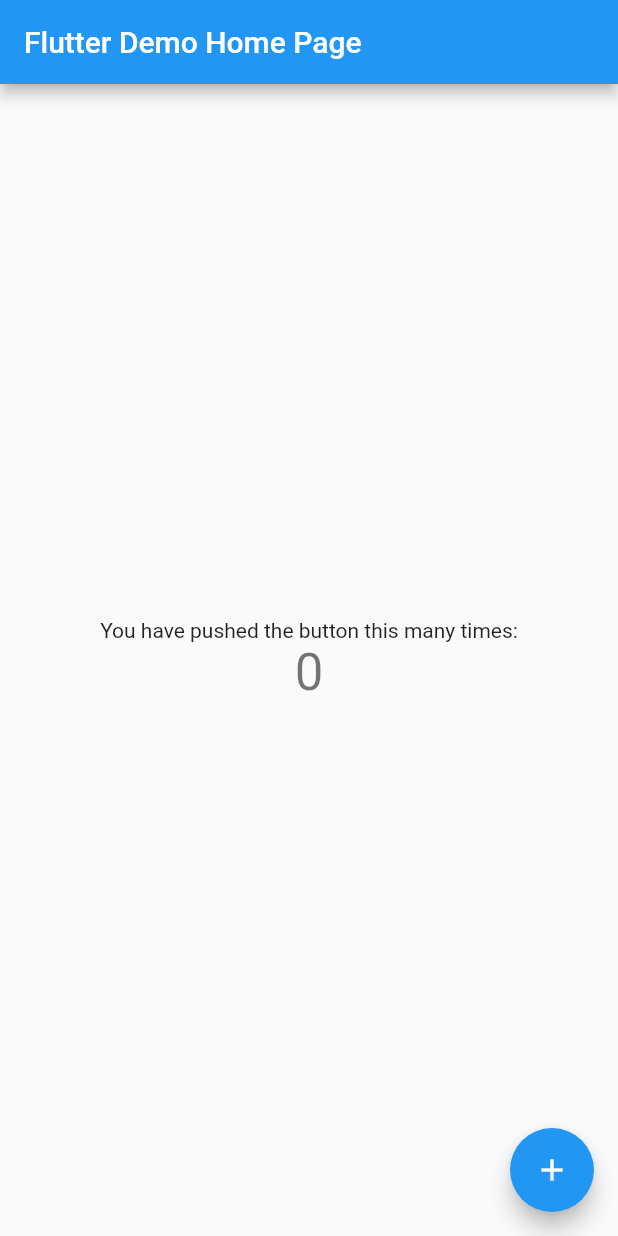
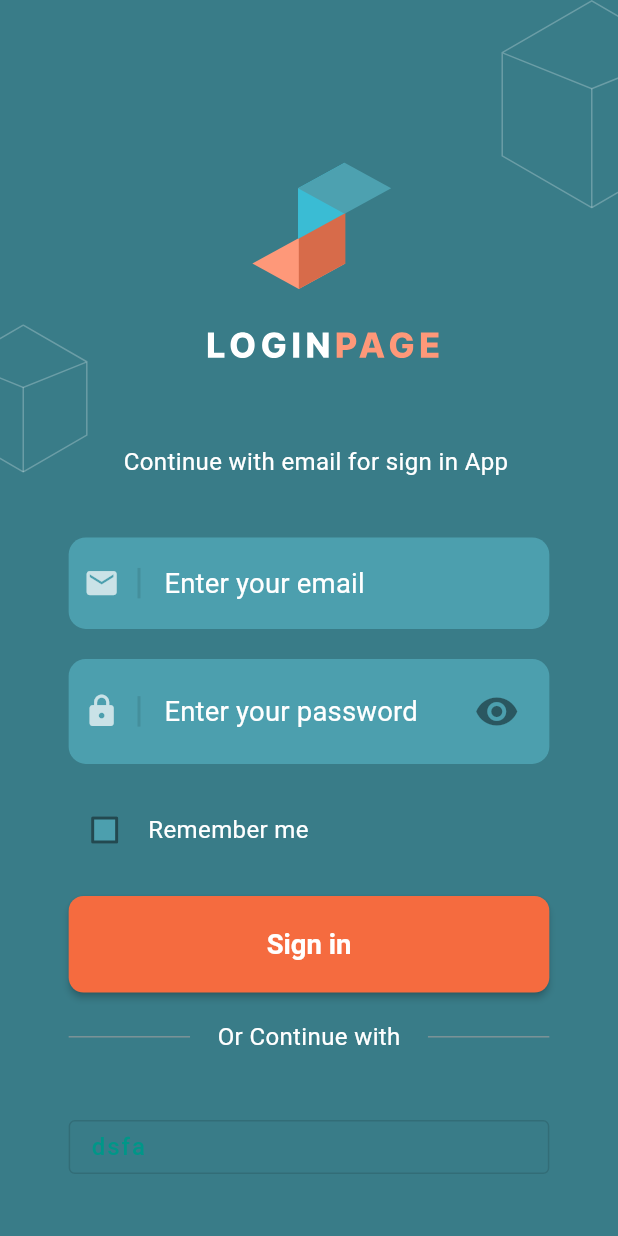
Before and after one commit to ZainNaqvi/Youtube-Comment-Box-Clon, a Flutter app: the screen it shows after launch, on a phone screen of 412 x 824 dp. Run offline on Flutter 3.47's test engine with Material 2 defaults, Android fonts, the phone set to English and light mode, and no system bars; our stand-ins replace flutter_screenutil, flutter_svg.

Commit message:
login page

```diff
--- a/lib/main.dart
+++ b/lib/main.dart
@@ -1,4 +1,6 @@
+import 'package:firebase_flutter_project/screens/login.dart';
 import 'package:flutter/material.dart';
+import 'package:flutter_screenutil/flutter_screenutil.dart';
 
 void main() {
   runApp(const MyApp());
@@ -7,109 +9,28 @@
 class MyApp extends StatelessWidget {
   const MyApp({Key? key}) : super(key: key);
 
-  // This widget is the root of your application.
   @override
   Widget build(BuildContext context) {
-    return MaterialApp(
-      title: 'Flutter Demo',
-      theme: ThemeData(
-        // This is the theme of your application.
-        //
-        // Try running your application with "flutter run". You'll see the
-        // application has a blue toolbar. Then, without quitting the app, try
-        // changing the primarySwatch below to Colors.green and then invoke
-        // "hot reload" (press "r" in the console where you ran "flutter run",
-        // or simply save your changes to "hot reload" in a Flutter IDE).
-        // Notice that the counter didn't reset back to zero; the application
-        // is not restarted.
-        primarySwatch: Colors.blue,
-      ),
-      home: const MyHomePage(title: 'Flutter Demo Home Page'),
+    //Set the fit size (Find your UI design, look at the dimensions of the device screen and fill it in,unit in dp)
+    return ScreenUtilInit(
+      designSize: const Size(360, 690),
+      minTextAdapt: true,
+      splitScreenMode: true,
+      builder: (context, child) {
+        return MaterialApp(
+          debugShowCheckedModeBanner: false,
+          title: 'First Method',
+          // You can use the library anywhere in the app even in theme
+          theme: ThemeData(
+            primarySwatch: Colors.teal,
+            textTheme: Typography.englishLike2018.apply(
+              fontSizeFactor: 1.sp,
+            ),
+          ),
+          home: child,
+        );
+      },
+      child: LoginPage(),
     );
   }
 }
-
-class MyHomePage extends StatefulWidget {
-  const MyHomePage({Key? key, required this.title}) : super(key: key);
-
-  // This widget is the home page of your application. It is stateful, meaning
-  // that it has a State object (defined below) that contains fields that affect
-  // how it looks.
-
-  // This class is the configuration for the state. It holds the values (in this
-  // case the title) provided by the parent (in this case the App widget) and
-  // used by the build method of the State. Fields in a Widget subclass are
-  // always marked "final".
-
-  final String title;
-
-  @override
-  State<MyHomePage> createState() => _MyHomePageState();
-}
-
-class _MyHomePageState extends State<MyHomePage> {
-  int _counter = 0;
-
-  void _incrementCounter() {
-    setState(() {
-      // This call to setState tells the Flutter framework that something has
-      // changed in this State, which causes it to rerun the build method below
-      // so that the display can reflect the updated values. If we changed
-      // _counter without calling setState(), then the build method would not be
-      // called again, and so nothing would appear to happen.
-      _counter++;
-    });
-  }
-
-  @override
-  Widget build(BuildContext context) {
-    // This method is rerun every time setState is called, for instance as done
-    // by the _incrementCounter method above.
-    //
-    // The Flutter framework has been optimized to make rerunning build methods
-    // fast, so that you can just rebuild anything that needs updating rather
-    // than having to individually change instances of widgets.
-    return Scaffold(
-      appBar: AppBar(
-        // Here we take the value from the MyHomePage object that was created by
-        // the App.build method, and use it to set our appbar title.
-        title: Text(widget.title),
-      ),
-      body: Center(
-        // Center is a layout widget. It takes a single child and positions it
-        // in the middle of the parent.
-        child: Column(
-          // Column is also a layout widget. It takes a list of children and
-          // arranges them vertically. By default, it sizes itself to fit its
-          // children horizontally, and tries to be as tall as its parent.
-          //
-          // Invoke "debug painting" (press "p" in the console, choose the
-          // "Toggle Debug Paint" action from the Flutter Inspector in Android
-          // Studio, or the "Toggle Debug Paint" command in Visual Studio Code)
-          // to see the wireframe for each widget.
-          //
-          // Column has various properties to control how it sizes itself and
-          // how it positions its children. Here we use mainAxisAlignment to
-          // center the children vertically; the main axis here is the vertical
-          // axis because Columns are vertical (the cross axis would be
-          // horizontal).
-          mainAxisAlignment: MainAxisAlignment.center,
-          children: <Widget>[
-            const Text(
-              'You have pushed the button this many times:',
-            ),
-            Text(
-              '$_counter',
-              style: Theme.of(context).textTheme.headline4,
-            ),
-          ],
-        ),
-      ),
-      floatingActionButton: FloatingActionButton(
-        onPressed: _incrementCounter,
-        tooltip: 'Increment',
-        child: const Icon(Icons.add),
-      ), // This trailing comma makes auto-formatting nicer for build methods.
-    );
-  }
-}
--- /dev/null
+++ b/lib/screens/login.dart
@@ -0,0 +1,226 @@
+import 'package:firebase_flutter_project/widgets/customOutlineDecoration.dart';
+import 'package:firebase_flutter_project/widgets/customPrefixIcon.dart';
+import 'package:firebase_flutter_project/widgets/customSuffxIcon.dart';
+import 'package:flutter/material.dart';
+import 'package:flutter_screenutil/flutter_screenutil.dart';
+import 'package:flutter_svg/flutter_svg.dart';
+
+class LoginPage extends StatefulWidget {
+  const LoginPage({Key? key}) : super(key: key);
+
+  @override
+  State<LoginPage> createState() => _LoginPageState();
+}
+
+class _LoginPageState extends State<LoginPage> {
+  TextEditingController _userEmailController = TextEditingController();
+  TextEditingController _userPasswordController = TextEditingController();
+  bool checkBoxIsSelected = false;
+  @override
+  Widget build(BuildContext context) {
+    return Scaffold(
+      backgroundColor: Color.fromARGB(255, 57, 124, 136),
+      body: SingleChildScrollView(
+        child: SafeArea(
+          child: Column(
+            children: [
+              SizedBox(
+                height: 300.h,
+                child: Stack(
+                  fit: StackFit.expand,
+                  children: [
+                    Positioned(
+                      key: Key("fdadsfa"),
+                      top: 0.h,
+                      right: 0.w,
+                      child: SvgPicture.asset(
+                        "assets/svg/rightImage.svg",
+                      ),
+                    ),
+                    Positioned(
+                      key: Key("fda"),
+                      left: MediaQuery.of(context).size.width / 3,
+                      top: 90.h,
+                      child: SvgPicture.asset(
+                        "assets/svg/centerImage.svg",
+                      ),
+                    ),
+                    Positioned(
+                      key: Key("TExt"),
+                      left: 72.w,
+                      top: 250.h,
+                      child: Text(
+                        "Continue with email for sign in App",
+                        style: TextStyle(
+                          color: Color(0xFFFFFFFF),
+                          fontSize: 14.sp,
+                          fontWeight: FontWeight.normal,
+                        ),
+                      ),
+                    ),
+                    Positioned(
+                      key: Key("fdadsdfasfad"),
+                      left: 0.w,
+                      top: 181.h,
+                      child: SvgPicture.asset(
+                        "assets/svg/leftImage.svg",
+                      ),
+                    ),
+                  ],
+                ),
+              ),
+              Padding(
+                padding: EdgeInsets.symmetric(
+                  horizontal: 40.w,
+                ),
+                child: Column(
+                  children: [
+                    TextFormField(
+                      controller: _userEmailController,
+                      keyboardType: TextInputType.emailAddress,
+                      textInputAction: TextInputAction.next,
+                      style: TextStyle(
+                        color: Colors.white,
+                      ),
+                      decoration: InputDecoration(
+                        prefixIcon: customPrefixIcon(
+                          iconData: Icons.email,
+                        ),
+                        enabledBorder: customOutlineDecoration(),
+                        border: customOutlineDecoration(),
+                        focusedBorder: customOutlineDecoration(),
+                        fillColor: Color.fromARGB(82, 116, 234, 255),
+                        filled: true,
+                        hintText: "Enter your email",
+                        hintStyle: TextStyle(
+                          color: Colors.white,
+                        ),
+                      ),
+                    ),
+                    SizedBox(
+                      height: 20,
+                    ),
+                    TextFormField(
+                      controller: _userPasswordController,
+                      keyboardType: TextInputType.text,
+                      textInputAction: TextInputAction.done,
+                      style: TextStyle(
+                        color: Colors.white,
+                      ),
+                      decoration: InputDecoration(
+                        suffixIcon: suffixicon(
+                          icon: Icons.remove_red_eye,
+                        ),
+                        prefixIcon: customPrefixIcon(
+                          iconData: Icons.lock,
+                        ),
+                        enabledBorder: customOutlineDecoration(),
+                        border: customOutlineDecoration(),
+                        focusedBorder: customOutlineDecoration(),
+                        fillColor: Color.fromARGB(82, 116, 234, 255),
+                        filled: true,
+                        hintText: "Enter your password",
+                        hintStyle: TextStyle(
+                          color: Colors.white,
+                        ),
+                      ),
+                    ),
+                    // Remember me
+                    SizedBox(
+                      height: 20,
+                    ),
+                    Row(
+                      children: [
+                        Checkbox(
+                          splashRadius: 10,
+                          fillColor: MaterialStateProperty.all(
+                            Color.fromARGB(82, 116, 234, 255),
+                          ),
+                          value: checkBoxIsSelected,
+                          onChanged: (value) {
+                            setState(
+                              () {
+                                checkBoxIsSelected = !checkBoxIsSelected;
+                              },
+                            );
+                          },
+                        ),
+                        SizedBox(
+                          width: 5,
+                        ),
+                        Text(
+                          "Remember me",
+                          style: TextStyle(
+                            color: Colors.white,
+                          ),
+                        ),
+                      ],
+                    ),
+                    SizedBox(
+                      height: 20,
+                    ),
+                    ElevatedButton(
+                      style: ElevatedButton.styleFrom(
+                        shape: RoundedRectangleBorder(
+                          borderRadius: BorderRadius.circular(10),
+                        ),
+                        textStyle: TextStyle(
+                          fontWeight: FontWeight.w600,
+                          fontSize: 16.sp,
+                        ),
+                        minimumSize: Size(293.w, 54.h),
+                        primary: Color(0xFFF56B3F),
+                      ),
+                      onPressed: () {},
+                      child: Text("Sign in"),
+                    ),
+                    SizedBox(
+                      height: 20,
+                    ),
+                    Row(
+                      children: [
+                        Expanded(
+                          child: Divider(
+                            color: Colors.grey,
+                          ),
+                        ),
+                        SizedBox(
+                          width: 16.w,
+                        ),
+                        Text(
+                          "Or Continue with",
+                          style: TextStyle(
+                            color: Colors.white,
+                          ),
+                        ),
+                        SizedBox(
+                          width: 16.w,
+                        ),
+                        Expanded(
+                          child: Divider(
+                            color: Colors.grey,
+                          ),
+                        ),
+                      ],
+                    ),
+                    SizedBox(
+                      height: 40,
+                    ),
+                    OutlinedButton(
+                      onPressed: () {},
+                      child: Row(
+                        children: [
+                          Text("dsfa"),
+                        ],
+                      ),
+                    ),
+                  ],
+                ),
+              )
+            ],
+          ),
+        ),
+      ),
+    );
+  }
+}
--- /dev/null
+++ b/lib/widgets/customOutlineDecoration.dart
@@ -0,0 +1,12 @@
+import 'package:flutter/material.dart';
+import 'package:flutter_screenutil/flutter_screenutil.dart';
+
+OutlineInputBorder customOutlineDecoration() {
+  return OutlineInputBorder(
+    borderRadius: BorderRadius.circular(10.r),
+    borderSide: BorderSide(
+      color: Colors.transparent,
+    ),
+    gapPadding: 2,
+  );
+}
--- /dev/null
+++ b/lib/widgets/customPrefixIcon.dart
@@ -0,0 +1,42 @@
+import 'package:flutter/material.dart';
+import 'package:flutter_screenutil/flutter_screenutil.dart';
+
+IntrinsicHeight customPrefixIcon({
+  required IconData iconData,
+}) {
+  return IntrinsicHeight(
+    key: UniqueKey(),
+    child: Padding(
+      padding: EdgeInsets.only(
+        left: 10,
+      ),
+      child: Container(
+        constraints: BoxConstraints(
+          maxWidth: 45.h,
+        ),
+        width: 45.h,
+        child: Row(
+          children: [
+            Icon(
+              iconData,
+              size: 20.h,
+              color: Color(0xFFFFFFFF).withOpacity(
+                0.7,
+              ),
+            ),
+            SizedBox(
+              width: 5,
+            ),
+            Container(
+              height: 17.h,
+              child: VerticalDivider(
+                color: Colors.black.withOpacity(0.1),
+                thickness: 2,
+              ),
+            ),
+          ],
+        ),
+      ),
+    ),
+  );
+}
--- /dev/null
+++ b/lib/widgets/customSuffxIcon.dart
@@ -0,0 +1,11 @@
+import 'package:flutter/material.dart';
+
+Padding suffixicon({required IconData icon}) {
+  return Padding(
+    padding: const EdgeInsets.fromLTRB(0, 20, 20, 20),
+    child: Icon(
+      icon,
+      size: 30,
+    ),
+  );
+}
```
Also changed, not shown: pubspec.yaml (+7 -6 lines), assets/svg/centerImage.svg (added), assets/svg/leftImage.svg (added), assets/svg/rightImage.svg (added), pubspec.lock, 1 other file.
